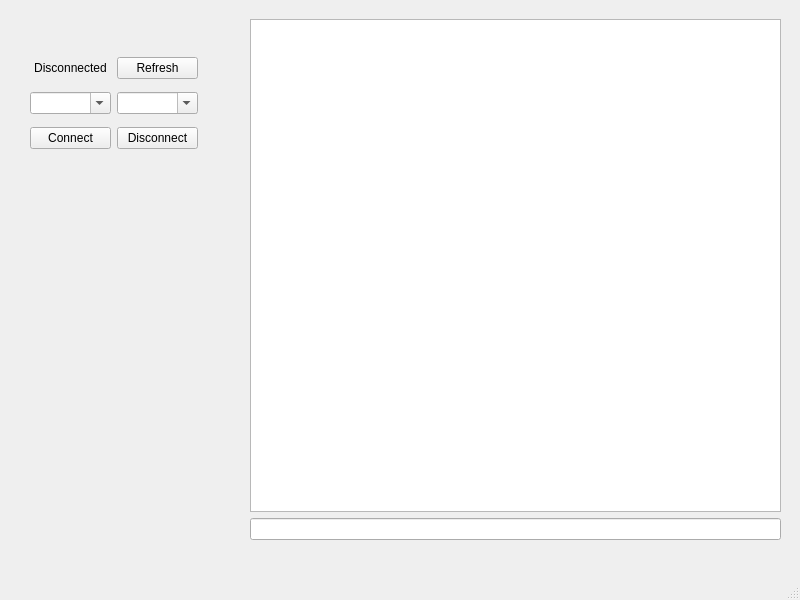
This is printrol/executables/printrol/printrol_window.ui in MarkMan0/PrintRol as Qt 5 draws it before an edit. The edited form follows.
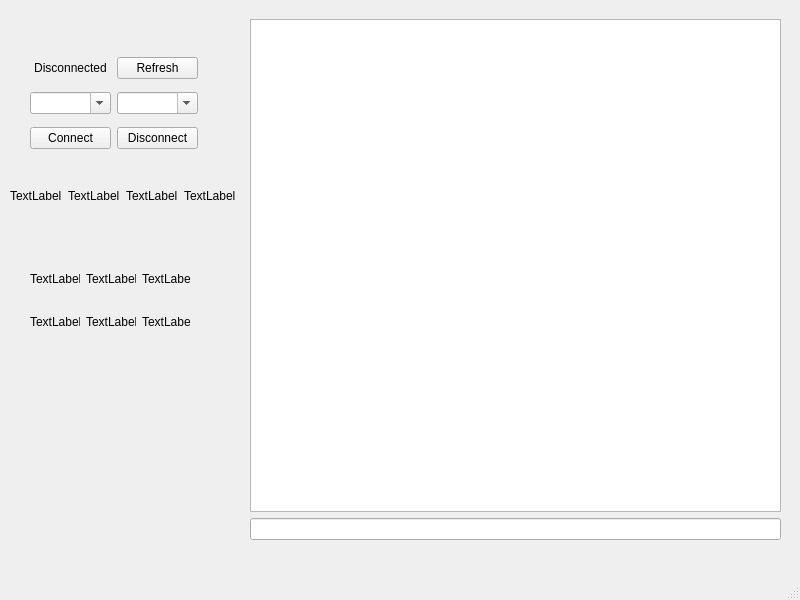
This is the edited form.

Commit message: Display printer info on GUI

```diff
--- a/printrol/executables/printrol/printrol_window.ui
+++ b/printrol/executables/printrol/printrol_window.ui
@@ -109,6 +109,103 @@
      </item>
     </layout>
    </widget>
+   <widget class="QWidget" name="horizontalLayoutWidget">
+    <property name="geometry">
+     <rect>
+      <x>10</x>
+      <y>180</y>
+      <width>226</width>
+      <height>31</height>
+     </rect>
+    </property>
+    <layout class="QHBoxLayout" name="horizontalLayout">
+     <item>
+      <widget class="QLabel" name="xPosLabel">
+       <property name="frameShape">
+        <enum>QFrame::NoFrame</enum>
+       </property>
+       <property name="text">
+        <string>TextLabel</string>
+       </property>
+      </widget>
+     </item>
+     <item>
+      <widget class="QLabel" name="yPosLabel">
+       <property name="text">
+        <string>TextLabel</string>
+       </property>
+      </widget>
+     </item>
+     <item>
+      <widget class="QLabel" name="zPosLabel">
+       <property name="text">
+        <string>TextLabel</string>
+       </property>
+      </widget>
+     </item>
+     <item>
+      <widget class="QLabel" name="ePosLabel">
+       <property name="text">
+        <string>TextLabel</string>
+       </property>
+      </widget>
+     </item>
+    </layout>
+   </widget>
+   <widget class="QWidget" name="gridLayoutWidget_2">
+    <property name="geometry">
+     <rect>
+      <x>30</x>
+      <y>260</y>
+      <width>161</width>
+      <height>80</height>
+     </rect>
+    </property>
+    <layout class="QGridLayout" name="gridLayout_2">
+     <item row="0" column="2">
+      <widget class="QLabel" name="eTempPower">
+       <property name="text">
+        <string>TextLabel</string>
+       </property>
+      </widget>
+     </item>
+     <item row="0" column="0">
+      <widget class="QLabel" name="eTempAct">
+       <property name="text">
+        <string>TextLabel</string>
+       </property>
+      </widget>
+     </item>
+     <item row="0" column="1">
+      <widget class="QLabel" name="eTempSet">
+       <property name="text">
+        <string>TextLabel</string>
+       </property>
+      </widget>
+     </item>
+     <item row="1" column="0">
+      <widget class="QLabel" name="bedTempAct">
+       <property name="text">
+        <string>TextLabel</string>
+       </property>
+      </widget>
+     </item>
+     <item row="1" column="1">
+      <widget class="QLabel" name="bedTempSet">
+       <property name="text">
+        <string>TextLabel</string>
+       </property>
+      </widget>
+     </item>
+     <item row="1" column="2">
+      <widget class="QLabel" name="bedTempPower">
+       <property name="text">
+        <string>TextLabel</string>
+       </property>
+      </widget>
+     </item>
+    </layout>
+   </widget>
   </widget>
   <widget class="QMenuBar" name="menubar">
    <property name="geometry">
```
The commit also changes 6 other files.
